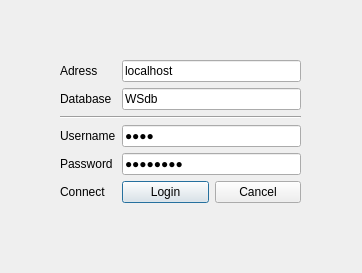
Above: client/dbconnector.ui from lonkaars/avans-whether-station before the change. Below: the same form after it.
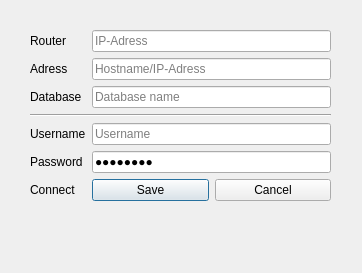
That is the form after the change.

```diff
--- a/client/dbconnector.ui
+++ b/client/dbconnector.ui
@@ -16,65 +16,82 @@
   <widget class="QWidget" name="formLayoutWidget">
    <property name="geometry">
     <rect>
-     <x>60</x>
-     <y>60</y>
-     <width>241</width>
-     <height>173</height>
+     <x>30</x>
+     <y>30</y>
+     <width>301</width>
+     <height>211</height>
     </rect>
    </property>
    <layout class="QFormLayout" name="formLayout">
     <item row="0" column="0">
+     <widget class="QLabel" name="label_5">
+      <property name="text">
+       <string>Router</string>
+      </property>
+     </widget>
+    </item>
+    <item row="0" column="1">
+     <widget class="QLineEdit" name="lineEdit_espAdress">
+      <property name="text">
+       <string/>
+      </property>
+      <property name="placeholderText">
+       <string>IP-Adress</string>
+      </property>
+     </widget>
+    </item>
+    <item row="1" column="0">
      <widget class="QLabel" name="label_3">
       <property name="text">
        <string>Adress</string>
       </property>
      </widget>
     </item>
-    <item row="0" column="1">
+    <item row="1" column="1">
      <widget class="QLineEdit" name="lineEdit_adress">
       <property name="text">
-       <string>localhost</string>
+       <string/>
       </property>
       <property name="placeholderText">
        <string>Hostname/IP-Adress</string>
       </property>
      </widget>
     </item>
-    <item row="1" column="0">
+    <item row="2" column="0">
      <widget class="QLabel" name="label_4">
       <property name="text">
        <string>Database</string>
       </property>
      </widget>
     </item>
-    <item row="1" column="1">
+    <item row="2" column="1">
      <widget class="QLineEdit" name="lineEdit_database">
       <property name="text">
-       <string>WSdb</string>
+       <string/>
       </property>
       <property name="placeholderText">
        <string>Database name</string>
       </property>
      </widget>
     </item>
-    <item row="2" column="0" colspan="2">
+    <item row="3" column="0" colspan="2">
      <widget class="Line" name="line">
       <property name="orientation">
        <enum>Qt::Horizontal</enum>
       </property>
      </widget>
     </item>
-    <item row="3" column="0">
+    <item row="4" column="0">
      <widget class="QLabel" name="label">
       <property name="text">
        <string>Username</string>
       </property>
      </widget>
     </item>
-    <item row="3" column="1">
+    <item row="4" column="1">
      <widget class="QLineEdit" name="lineEdit_username">
       <property name="text">
-       <string>root</string>
+       <string/>
       </property>
       <property name="echoMode">
        <enum>QLineEdit::PasswordEchoOnEdit</enum>
@@ -84,14 +101,14 @@
       </property>
      </widget>
     </item>
-    <item row="4" column="0">
+    <item row="5" column="0">
      <widget class="QLabel" name="label_2">
       <property name="text">
        <string>Password</string>
       </property>
      </widget>
     </item>
-    <item row="4" column="1">
+    <item row="5" column="1">
      <widget class="QLineEdit" name="lineEdit_password">
       <property name="font">
        <font>
@@ -111,19 +128,19 @@
       </property>
      </widget>
     </item>
-    <item row="5" column="0">
+    <item row="6" column="0">
      <widget class="QLabel" name="connectLabel">
       <property name="text">
        <string>Connect</string>
       </property>
      </widget>
     </item>
-    <item row="5" column="1">
+    <item row="6" column="1">
      <layout class="QHBoxLayout" name="horizontalLayout">
       <item>
        <widget class="QPushButton" name="pushButton_login">
         <property name="text">
-         <string>Login</string>
+         <string>Save</string>
         </property>
        </widget>
       </item>
```
